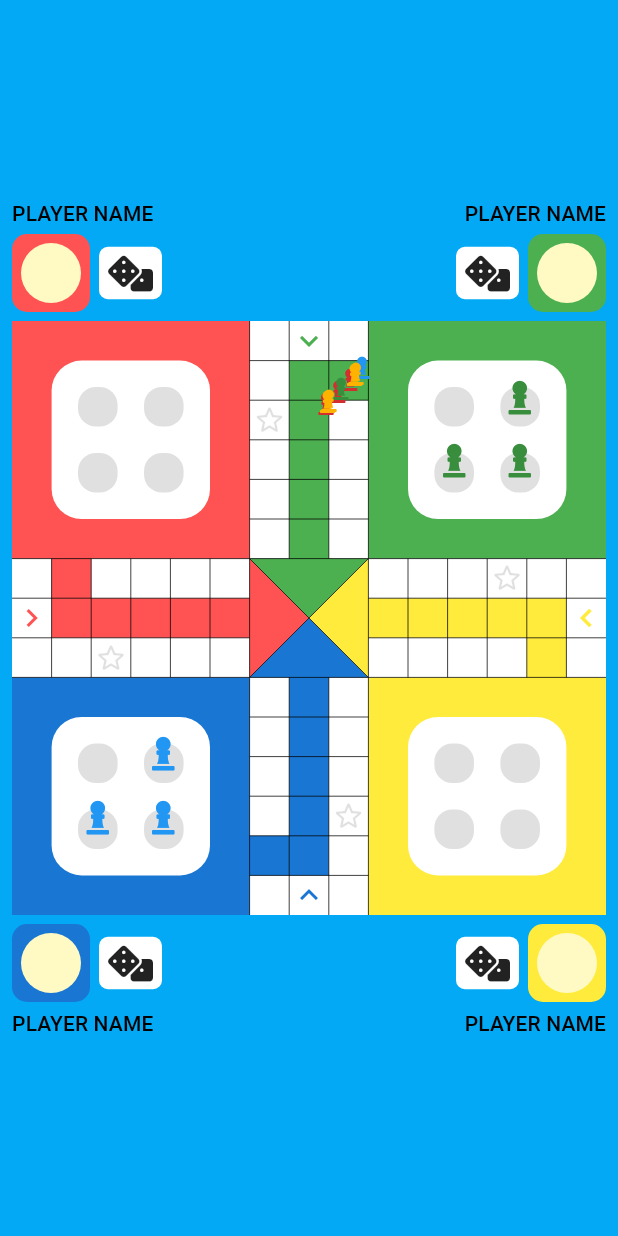
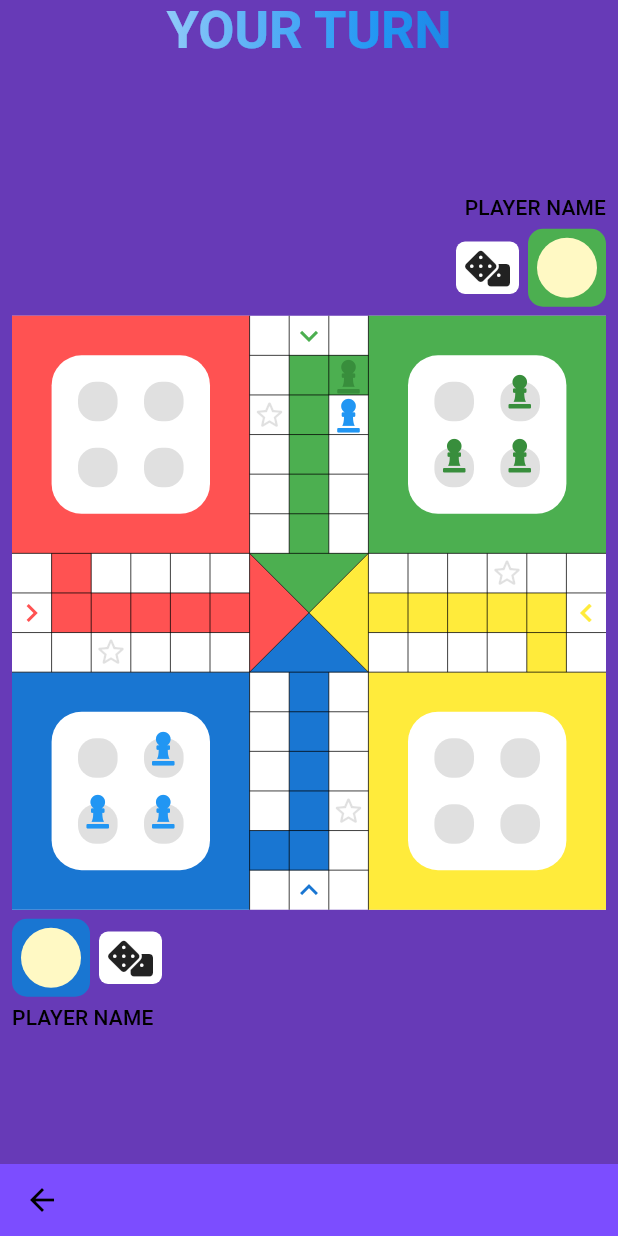
Before and after one commit to bdlukaa/ludo, a Flutter app: the ComputerGame screen opened directly, on a phone screen of 412 x 824 dp. Run offline on Flutter 3.47's test engine with Material 2 defaults, Android fonts, the phone set to English and light mode, and no system bars; our stand-ins replace auth_buttons, font_awesome_flutter.

Commit message:
🖥 Computer game improvements

```diff
--- a/ludo/lib/screens/game/base.dart
+++ b/ludo/lib/screens/game/base.dart
@@ -43,7 +43,6 @@ List<Offset> get blankPositions => <Offset>[
       Offset(houseSize + size * 2, size * 14),
       Offset(houseSize + size * 1, size * 14),
       Offset(houseSize, size * 14),
-      Offset(houseSize, size * 13),
       Offset(houseSize, size * 13),
       Offset(houseSize, size * 12),
       Offset(houseSize, size * 11),
@@ -96,6 +95,13 @@ List<Color> get fighterColors => [
       Colors.amber.shade600,
     ];
 
+List<MaterialColor> get fightersGradients => [
+      Colors.red,
+      Colors.green,
+      Colors.blue,
+      Colors.amber,
+    ];
+
 class Game extends StatelessWidget {
   const Game({
     Key? key,
@@ -112,6 +118,10 @@ class Game extends StatelessWidget {
     this.thirdDice = 0,
     this.fourthDice = 0,
     required this.onRollDice,
+    this.firstHighlight,
+    this.secondHighlight,
+    this.thirdHighlight,
+    this.fourthHighlight,
   }) : super(key: key);
 
   final List<int>? firstPositions;
@@ -130,6 +140,11 @@ class Game extends StatelessWidget {
   final int fourthDice;
 
   final ValueChanged<int> onRollDice;
+
+  final List<bool>? firstHighlight;
+  final List<bool>? secondHighlight;
+  final List<bool>? thirdHighlight;
+  final List<bool>? fourthHighlight;
 
   Widget playerInfo(
     BuildContext context,
@@ -213,8 +228,7 @@ class Game extends StatelessWidget {
 
   @override
   Widget build(BuildContext context) {
-    return Scaffold(
-      body: Padding(
+    return Padding(
       padding: MediaQuery.of(context).viewPadding.add(EdgeInsets.all(8.0)),
       child: LayoutBuilder(builder: (context, s) {
         applySize(context, s);
@@ -249,7 +263,8 @@ class Game extends StatelessWidget {
                 fourthPositions: fourthPositions ?? [100, 100, 100, 100],
                 onFighterTapped: (container, number, index) {
                   print(
-                        'tapped fighter $index in container $container at position $number');
+                    'tapped fighter $index in container $container at position $number',
+                  );
                   if (container == 2) {
                     if (number == 58) return;
                     onThirdChanged(
@@ -257,6 +272,10 @@ class Game extends StatelessWidget {
                     );
                   }
                 },
+                firstHighlight: firstHighlight,
+                secondHighlight: secondHighlight,
+                thirdHighlight: thirdHighlight,
+                fourthHighlight: fourthHighlight,
               ),
               Row(children: [
                 playerInfo(
@@ -284,7 +303,6 @@ class Game extends StatelessWidget {
           ],
         );
       }),
-      ),
     );
   }
 }
@@ -297,6 +315,10 @@ class GameBoard extends StatelessWidget {
     required this.thirdPositions,
     required this.fourthPositions,
     required this.onFighterTapped,
+    this.firstHighlight,
+    this.secondHighlight,
+    this.thirdHighlight,
+    this.fourthHighlight,
   }) : super(key: key);
 
   final List<int> firstPositions;
@@ -305,6 +327,11 @@ class GameBoard extends StatelessWidget {
   final List<int> fourthPositions;
 
   final void Function(int container, int number, int index) onFighterTapped;
+
+  final List<bool>? firstHighlight;
+  final List<bool>? secondHighlight;
+  final List<bool>? thirdHighlight;
+  final List<bool>? fourthHighlight;
 
   List<Offset> calculatePosition(List<int> positions, int container) {
     Offset? first;
@@ -593,6 +620,20 @@ class GameBoard extends StatelessWidget {
           ...List<Widget>.generate(positions.length, (container) {
             final offsets = calculatePosition(positions[container], container);
 
+            bool containerHighlighted = () {
+              switch (container) {
+                case 0:
+                  return firstHighlight != null;
+                case 1:
+                  return secondHighlight != null;
+                case 2:
+                  return thirdHighlight != null;
+                case 3:
+                  return fourthHighlight != null;
+              }
+              return false;
+            }();
+
             int amountAtPosition(Offset offset) {
               int amount = 0;
               for (var i = 0; i < positions.length; i++) {
@@ -609,43 +650,88 @@ class GameBoard extends StatelessWidget {
             return Positioned.fill(
               child: Stack(
                   children: List<Widget>.generate(4, (index) {
+                bool highlighted = containerHighlighted &&
+                    () {
+                      switch (container) {
+                        case 0:
+                          return firstHighlight![index];
+                        case 1:
+                          return secondHighlight![index];
+                        case 2:
+                          return thirdHighlight![index];
+                        case 3:
+                          return fourthHighlight![index];
+                      }
+                      return false;
+                    }();
                 currentIndex++;
                 final offset = offsets[index];
                 final atPosition = amountAtPosition(offset);
-                return AnimatedPositioned(
-                  duration: figherAnimationDuration,
-                  left: offset.dx + () {
-                    if (atPosition == 1) return 0;
-                    double value = (currentIndex - index * atPosition).toDouble();
-                    if (container.isEven && index.isOdd) value += index;
-                    if (index.isEven && container.isOdd) value = -value;
-                    return value.clamp(-15, 35);
-                  }(),
-                  top: offset.dy - () {
-                    if (atPosition == 1) return 0;
-                    double value = (currentIndex - index * atPosition).toDouble();
-                    if (container.isEven && index.isOdd) value += index;
-                    if (index.isEven && container.isOdd) value = -value;
-                    return value.clamp(-15, 35);
-                  } (),
-                  height: size,
-                  width: size,
-                  child: GestureDetector(
+                Widget child = GestureDetector(
                   key: ValueKey<String>('#$container$index'),
                   onTap: () {
                     _handleFighterTapped(container, index);
                   },
                   child: Container(
-                      color: showFighterHitbox
-                          ? Colors.black26
-                          : Colors.transparent,
+                    color:
+                        showFighterHitbox ? Colors.black26 : Colors.transparent,
                     child: Icon(
                       fighterIcon,
                       color: fighterColors[container],
-                        size: atPosition == 1 ? 24 : (atPosition * 2.0 - atPosition).clamp(16, 24),
+                      size: atPosition == 1
+                          ? 24
+                          : (atPosition * 2.0 - atPosition).clamp(16, 24),
                     ),
                   ),
-                  ),
+                );
+                if (highlighted) {
+                  final gradientColor = fightersGradients[container];
+                  child = ShaderMask(
+                    shaderCallback: (rect) {
+                      return RadialGradient(
+                        center: Alignment.topLeft,
+                        colors: [
+                          gradientColor.shade50,
+                          gradientColor.shade100,
+                          gradientColor.shade200,
+                          gradientColor.shade300,
+                          gradientColor.shade400,
+                          gradientColor.shade500,
+                          gradientColor.shade600,
+                          gradientColor.shade700,
+                          gradientColor.shade800,
+                          gradientColor.shade900,
+                        ],
+                        radius: 1.0,
+                        tileMode: TileMode.mirror,
+                      ).createShader(rect);
+                    },
+                    child: child,
+                  );
+                }
+                return AnimatedPositioned(
+                  duration: figherAnimationDuration,
+                  left: offset.dx +
+                      () {
+                        if (atPosition == 1) return 0;
+                        double value =
+                            (currentIndex - index * atPosition).toDouble();
+                        if (container.isEven && index.isOdd) value += index;
+                        if (index.isEven && container.isOdd) value = -value;
+                        return value.clamp(-15, 35);
+                      }(),
+                  top: offset.dy -
+                      () {
+                        if (atPosition == 1) return 0;
+                        double value =
+                            (currentIndex - index * atPosition).toDouble();
+                        if (container.isEven && index.isOdd) value += index;
+                        if (index.isEven && container.isOdd) value = -value;
+                        return value.clamp(-15, 35);
+                      }(),
+                  height: size,
+                  width: size,
+                  child: child,
                 );
               })),
             );
--- a/ludo/lib/screens/game/controllers/computer.dart
+++ b/ludo/lib/screens/game/controllers/computer.dart
@@ -39,11 +39,56 @@ class _ComputerGameState extends State<ComputerGame> {
   @override
   Widget build(BuildContext context) {
     print('turn: $turn cdice: $computerDice pdice: $dice');
-    return Game(
-      firstPositions: [14, 14, 14, 14],
+    return Scaffold(
+      backgroundColor: Colors.deepPurple,
+      body: Column(children: [
+        AnimatedSwitcher(
+          duration: kThemeAnimationDuration,
+          layoutBuilder: (child, children) => child!,
+          transitionBuilder: (child, animation) {
+            return ScaleTransition(scale: animation, child: child);
+          },
+          child: ShaderMask(
+            shaderCallback: (rect) {
+              final colors = fightersGradients[isPlayerTurn ? 2 : 1];
+              return LinearGradient(
+                colors: [
+                  colors.shade200,
+                  colors.shade300,
+                  colors.shade400,
+                  colors.shade500,
+                  colors.shade600,
+                ],
+                tileMode: TileMode.mirror,
+              ).createShader(rect);
+            },
+            child: Text(
+              isPlayerTurn ? 'YOUR TURN' : 'COMPUTER\'s TURN',
+              key: ValueKey<int>(turn),
+              style: TextStyle(
+                fontSize: 35,
+                fontWeight: FontWeight.bold,
+                color: Colors.white,
+              ),
+            ),
+          ),
+        ),
+        Expanded(
+          child: Game(
+            thirdHighlight: [
+              canMoveFighter(firstPositions[0], dice),
+              canMoveFighter(firstPositions[1], dice),
+              canMoveFighter(firstPositions[2], dice),
+              canMoveFighter(firstPositions[3], dice),
+            ],
+            secondHighlight: [
+              canMoveFighter(secondPositions[0], computerDice),
+              canMoveFighter(secondPositions[1], computerDice),
+              canMoveFighter(secondPositions[2], computerDice),
+              canMoveFighter(secondPositions[3], computerDice),
+            ],
             thirdPositions: firstPositions,
             secondPositions: secondPositions,
-      fourthPositions: [41, 41, 41, 41],
             onFirstChanged: (v) {},
             onSecondChanged: (v) {},
             onThirdChanged: (v) async {
@@ -72,6 +117,17 @@ class _ComputerGameState extends State<ComputerGame> {
                 print('dice $dice');
               }
             },
+          ),
+        ),
+      ]),
+      bottomNavigationBar: SizedBox(
+        height: 48,
+        child: AppBar(
+          backgroundColor: Colors.deepPurpleAccent,
+          elevation: 0,
+          foregroundColor: Colors.white,
+        ),
+      ),
     );
   }
 
@@ -113,3 +169,17 @@ Future<void> rollDice(ValueChanged<int> onDice) async {
     );
   }
 }
+
+bool canMoveFighter(int position, int dice) {
+  if (dice == 0) return false;
+  if (position == 0 && dice != 6) return false;
+  if (position + dice > 57) return false;
+  return false;
+}
+
+bool canMoveAnyFighter(List<int> positions, int dice) {
+  for (final position in positions) {
+    if (!canMoveFighter(position, dice)) return false;
+  }
+  return true;
+}
```
Lines whose indentation alone changed are shown as unchanged.
